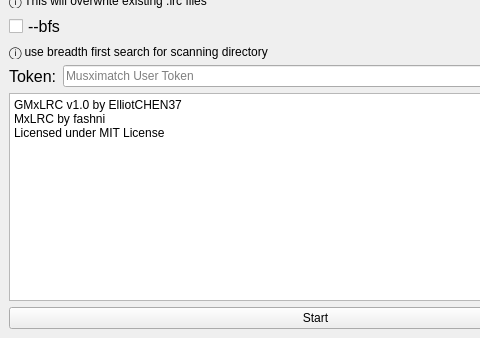
Before: the Qt Designer form win.ui in ElliotCHEN37/GMxLRC, drawn with Qt 5; both pictures show x 0 to 480 and y 186 to 524 of the 631 by 524 pixel window.
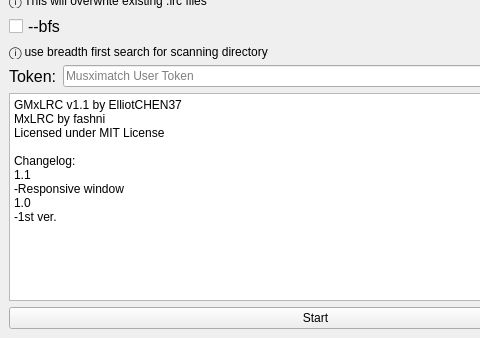
After: the same form once the commit is applied.

```diff
--- a/win.ui
+++ b/win.ui
@@ -208,9 +208,15 @@
 &lt;html&gt;&lt;head&gt;&lt;meta name=&quot;qrichtext&quot; content=&quot;1&quot; /&gt;&lt;style type=&quot;text/css&quot;&gt;
 p, li { white-space: pre-wrap; }
 &lt;/style&gt;&lt;/head&gt;&lt;body style=&quot; font-family:'Arial'; font-size:9pt; font-weight:400; font-style:normal;&quot;&gt;
-&lt;p style=&quot; margin-top:0px; margin-bottom:0px; margin-left:0px; margin-right:0px; -qt-block-indent:0; text-indent:0px;&quot;&gt;GMxLRC v1.0 by ElliotCHEN37&lt;/p&gt;
+&lt;p style=&quot; margin-top:0px; margin-bottom:0px; margin-left:0px; margin-right:0px; -qt-block-indent:0; text-indent:0px;&quot;&gt;GMxLRC v1.1 by ElliotCHEN37&lt;/p&gt;
 &lt;p style=&quot; margin-top:0px; margin-bottom:0px; margin-left:0px; margin-right:0px; -qt-block-indent:0; text-indent:0px;&quot;&gt;MxLRC by fashni&lt;/p&gt;
-&lt;p style=&quot; margin-top:0px; margin-bottom:0px; margin-left:0px; margin-right:0px; -qt-block-indent:0; text-indent:0px;&quot;&gt;Licensed under MIT License&lt;/p&gt;&lt;/body&gt;&lt;/html&gt;</string>
+&lt;p style=&quot; margin-top:0px; margin-bottom:0px; margin-left:0px; margin-right:0px; -qt-block-indent:0; text-indent:0px;&quot;&gt;Licensed under MIT License&lt;/p&gt;
+&lt;p style=&quot;-qt-paragraph-type:empty; margin-top:0px; margin-bottom:0px; margin-left:0px; margin-right:0px; -qt-block-indent:0; text-indent:0px;&quot;&gt;&lt;br /&gt;&lt;/p&gt;
+&lt;p style=&quot; margin-top:0px; margin-bottom:0px; margin-left:0px; margin-right:0px; -qt-block-indent:0; text-indent:0px;&quot;&gt;Changelog:&lt;/p&gt;
+&lt;p style=&quot; margin-top:0px; margin-bottom:0px; margin-left:0px; margin-right:0px; -qt-block-indent:0; text-indent:0px;&quot;&gt;1.1&lt;/p&gt;
+&lt;p style=&quot; margin-top:0px; margin-bottom:0px; margin-left:0px; margin-right:0px; -qt-block-indent:0; text-indent:0px;&quot;&gt;-Responsive window&lt;/p&gt;
+&lt;p style=&quot; margin-top:0px; margin-bottom:0px; margin-left:0px; margin-right:0px; -qt-block-indent:0; text-indent:0px;&quot;&gt;1.0&lt;/p&gt;
+&lt;p style=&quot; margin-top:0px; margin-bottom:0px; margin-left:0px; margin-right:0px; -qt-block-indent:0; text-indent:0px;&quot;&gt;-1st ver.&lt;/p&gt;&lt;/body&gt;&lt;/html&gt;</string>
       </property>
      </widget>
     </item>
```
